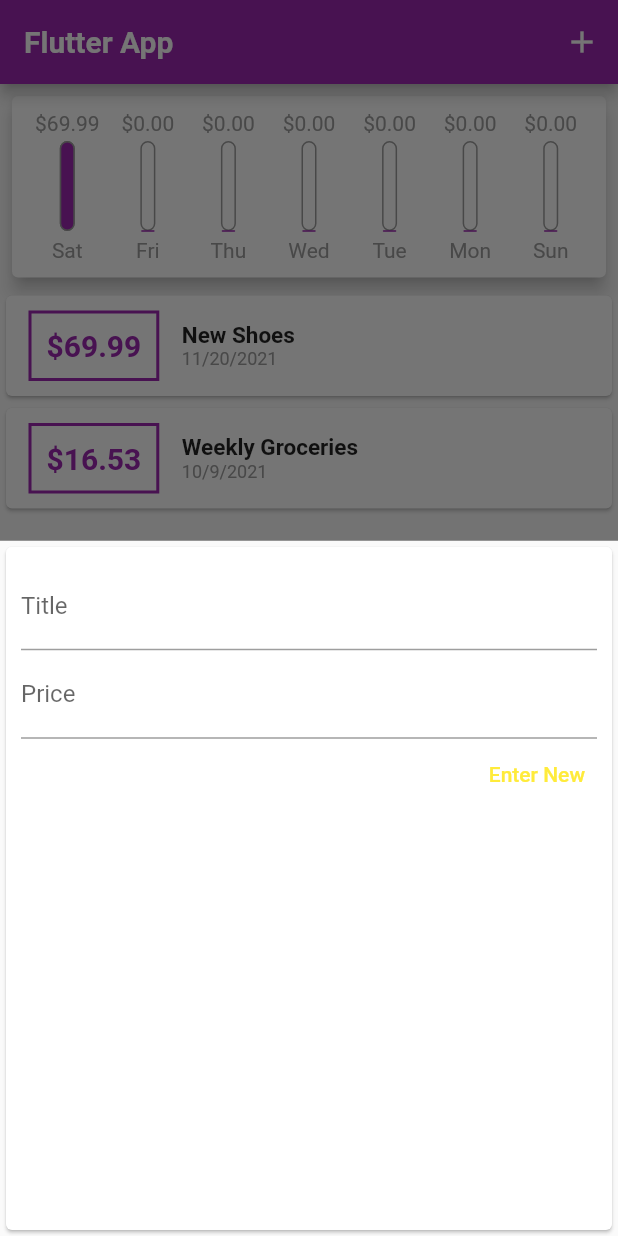
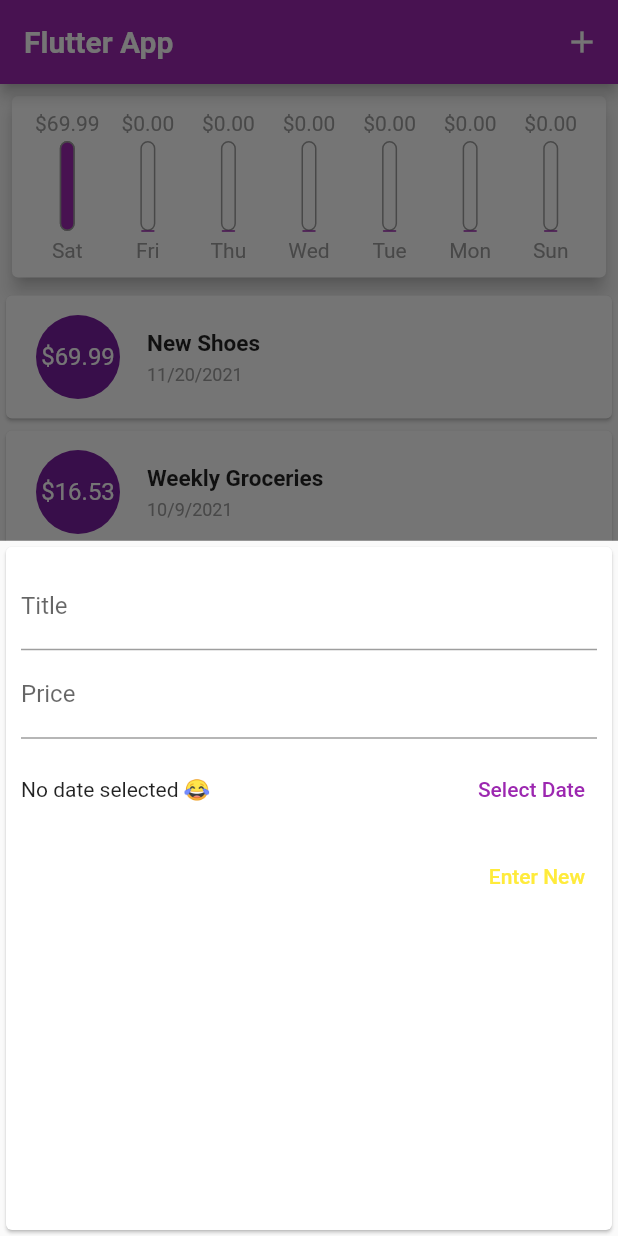
Before and after one commit to ashrafmansuri/flutter_expense, a Flutter app: the screen it shows after launch, after a tap on the "add" icon, on a phone screen of 412 x 824 dp. Run offline on Flutter 3.47's test engine with Material 2 defaults, Android fonts, the phone set to English and light mode, and no system bars; Roboto replaces fonts that are missing (OpenSans).

Commit message:
Added Date Picker

```diff
--- a/lib/main.dart
+++ b/lib/main.dart
@@ -42,12 +42,12 @@ class _MyHomePageState extends State<MyHomePage> {
     ),
   ];
 
-  void addTxToList(String item, double price) {
+  void addTxToList(String item, double price,DateTime selectedDate) {
     var tx = Transaction(
         id: DateTime.now().toString(),
         title: item,
         amount: price,
-        date: DateTime.now());
+        date: selectedDate);
     setState(() {
       _transactions.add(tx);
     });
@@ -80,7 +80,6 @@ List<Transaction> get recTx {
         height: 500,
         child: SingleChildScrollView(
           child: Column(
-            //mainAxisAlignment: MainAxisAlignment.spaceAround,
             crossAxisAlignment: CrossAxisAlignment.stretch,
             children: <Widget>[
               Container(
--- a/lib/widgets/transactionCard.dart
+++ b/lib/widgets/transactionCard.dart
@@ -1,4 +1,5 @@
 import 'package:flutter/material.dart';
+import 'package:intl/intl.dart';
 
 class TransactionCard extends StatefulWidget {
   final Function _addTx;
@@ -11,18 +12,34 @@ class TransactionCard extends StatefulWidget {
 
 class _TransactionCardState extends State<TransactionCard> {
   final _titleTextHandler = TextEditingController();
-
   final _amountTextHandler = TextEditingController();
+  DateTime _selectedDate;
 
   void _sumbitData() {
     if (_titleTextHandler.text.isEmpty ||
-        double.parse(_amountTextHandler.text) <= 0) {
+        double.parse(_amountTextHandler.text) <= 0 || _selectedDate == null) {
       return;
     }
     widget._addTx(
-        _titleTextHandler.text, double.parse(_amountTextHandler.text));
+        _titleTextHandler.text, double.parse(_amountTextHandler.text), _selectedDate);
 
     Navigator.of(context).pop();
+  }
+
+  void _datePickShow() {
+    showDatePicker(
+            context: context,
+            initialDate: DateTime.now(),
+            firstDate: DateTime(2021),
+            lastDate: DateTime.now())
+        .then((returnedDate) {
+      if (returnedDate == null) {
+        return;
+      }
+      setState(() {
+        _selectedDate = returnedDate;
+      });
+    });
   }
 
   @override
@@ -46,6 +63,20 @@ class _TransactionCardState extends State<TransactionCard> {
                 onSubmitted: (val) {
                   _sumbitData();
                 }),
+            Container(
+              margin: EdgeInsets.symmetric(vertical: 10),
+              child: Row(
+                children: [
+                  Expanded(
+                      flex: 2,
+                      child: Text(_selectedDate == null
+                          ? "No date selected 😂"
+                          : DateFormat.yMd().format(_selectedDate))),
+                  TextButton(
+                      onPressed: _datePickShow, child: Text("Select Date"))
+                ],
+              ),
+            ),
             TextButton(
                 onPressed: _sumbitData,
                 child: Text("Enter New"),
--- a/lib/widgets/transactionList.dart
+++ b/lib/widgets/transactionList.dart
@@ -31,6 +31,31 @@ class TransactionList extends StatelessWidget {
             : ListView.builder(
                 itemBuilder: (context, index) {
                   return Card(
+                    child: Padding(
+                      padding: EdgeInsets.symmetric(vertical:5,horizontal: 2),
+                    child: ListTile(
+                        leading: CircleAvatar(
+                          radius: 30,
+                          child: Text(
+                            "\$${transactions[index].amount.toStringAsFixed(2)}",
+
+                          ),
+                        ) ,
+                        title: Text(
+                              transactions[index].title,
+                              style: TextStyle(
+                                  fontWeight: FontWeight.bold, fontSize: 15),
+                            ),
+                            subtitle:Text(
+                              DateFormat.yMd().format(transactions[index].date),
+                              style:
+                                  TextStyle(color: Colors.grey, fontSize: 12),
+                             ) ,
+                      ),
+                    ),
+                  ) ;
+
+                  /*Card(
                     child: Row(
                       children: <Widget>[
                         Container(
@@ -71,7 +96,7 @@ class TransactionList extends StatelessWidget {
                         ),
                       ],
                     ),
-                  );
+                  );  */
                 },
                 itemCount: transactions.length,
               ));
```
